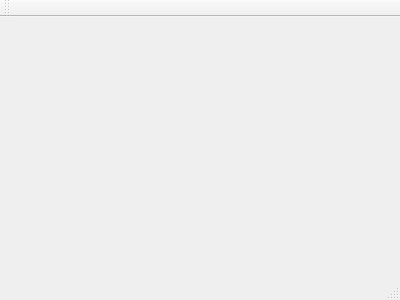
Above: mainwindow.ui from ismotee/xena before the change. Below: the same form after it.
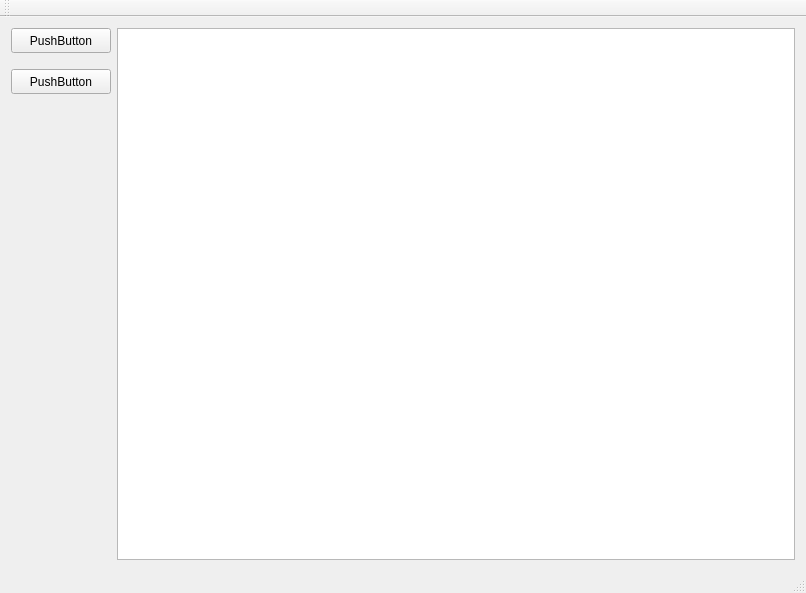
That is the form after the change.

Commit message: base window made. add button functionality made.

The edit to the form file:
```diff
--- a/mainwindow.ui
+++ b/mainwindow.ui
@@ -1,24 +1,123 @@
 <ui version="4.0">
  <class>MainWindow</class>
- <widget class="QMainWindow" name="MainWindow" >
-  <property name="geometry" >
+ <widget class="QMainWindow" name="MainWindow">
+  <property name="geometry">
    <rect>
     <x>0</x>
     <y>0</y>
-    <width>400</width>
-    <height>300</height>
+    <width>806</width>
+    <height>593</height>
    </rect>
   </property>
   <property name="windowTitle" >
    <string>MainWindow</string>
   </property>
-  <widget class="QMenuBar" name="menuBar" />
-  <widget class="QToolBar" name="mainToolBar" />
-  <widget class="QWidget" name="centralWidget" />
-  <widget class="QStatusBar" name="statusBar" />
+  <widget class="QWidget" name="centralWidget">
+   <layout class="QGridLayout" name="gridLayout_2">
+    <item row="0" column="0">
+     <layout class="QVBoxLayout" name="verticalLayout">
+      <property name="spacing">
+       <number>-1</number>
+      </property>
+      <item>
+       <widget class="QPushButton" name="pushButton_2">
+        <property name="minimumSize">
+         <size>
+          <width>100</width>
+          <height>25</height>
+         </size>
+        </property>
+        <property name="maximumSize">
+         <size>
+          <width>100</width>
+          <height>25</height>
+         </size>
+        </property>
+        <property name="text">
+         <string>PushButton</string>
+        </property>
+       </widget>
+      </item>
+      <item>
+       <spacer name="verticalSpacer_2">
+        <property name="orientation">
+         <enum>Qt::Vertical</enum>
+        </property>
+        <property name="sizeType">
+         <enum>QSizePolicy::Fixed</enum>
+        </property>
+        <property name="sizeHint" stdset="0">
+         <size>
+          <width>20</width>
+          <height>10</height>
+         </size>
+        </property>
+       </spacer>
+      </item>
+      <item>
+       <widget class="QPushButton" name="pushButton">
+        <property name="minimumSize">
+         <size>
+          <width>100</width>
+          <height>25</height>
+         </size>
+        </property>
+        <property name="maximumSize">
+         <size>
+          <width>100</width>
+          <height>25</height>
+         </size>
+        </property>
+        <property name="text">
+         <string>PushButton</string>
+        </property>
+       </widget>
+      </item>
+      <item>
+       <spacer name="verticalSpacer">
+        <property name="orientation">
+         <enum>Qt::Vertical</enum>
+        </property>
+        <property name="sizeHint" stdset="0">
+         <size>
+          <width>20</width>
+          <height>40</height>
+         </size>
+        </property>
+       </spacer>
+      </item>
+     </layout>
+    </item>
+    <item row="0" column="1">
+     <layout class="QVBoxLayout" name="verticalLayout_2">
+      <item>
+       <widget class="QTextBrowser" name="textBrowser"/>
+      </item>
+     </layout>
+    </item>
+   </layout>
+  </widget>
+  <widget class="QMenuBar" name="menuBar">
+   <property name="geometry">
+    <rect>
+     <x>0</x>
+     <y>0</y>
+     <width>806</width>
+     <height>22</height>
+    </rect>
+   </property>
+  </widget>
+  <widget class="QToolBar" name="mainToolBar">
+   <attribute name="toolBarArea">
+    <enum>TopToolBarArea</enum>
+   </attribute>
+   <attribute name="toolBarBreak">
+    <bool>false</bool>
+   </attribute>
+  </widget>
+  <widget class="QStatusBar" name="statusBar"/>
  </widget>
- <layoutDefault spacing="6" margin="11" />
- <pixmapfunction></pixmapfunction>
+ <layoutdefault spacing="6" margin="11"/>
  <resources/>
  <connections/>
 </ui>
```
Left out of the diff: 3 changed lines with no effect on the pictures. The commit also changes 2 other files.
